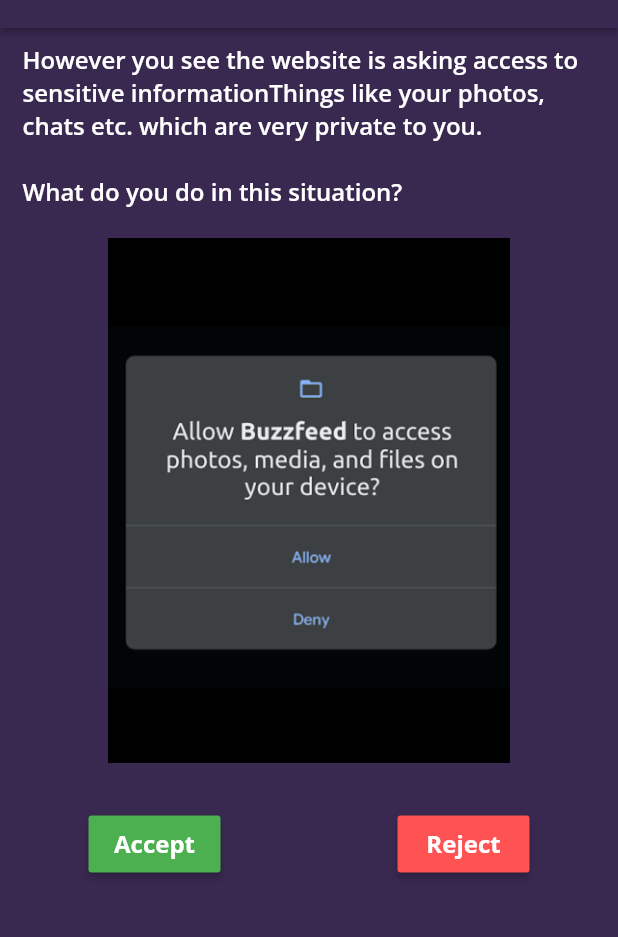
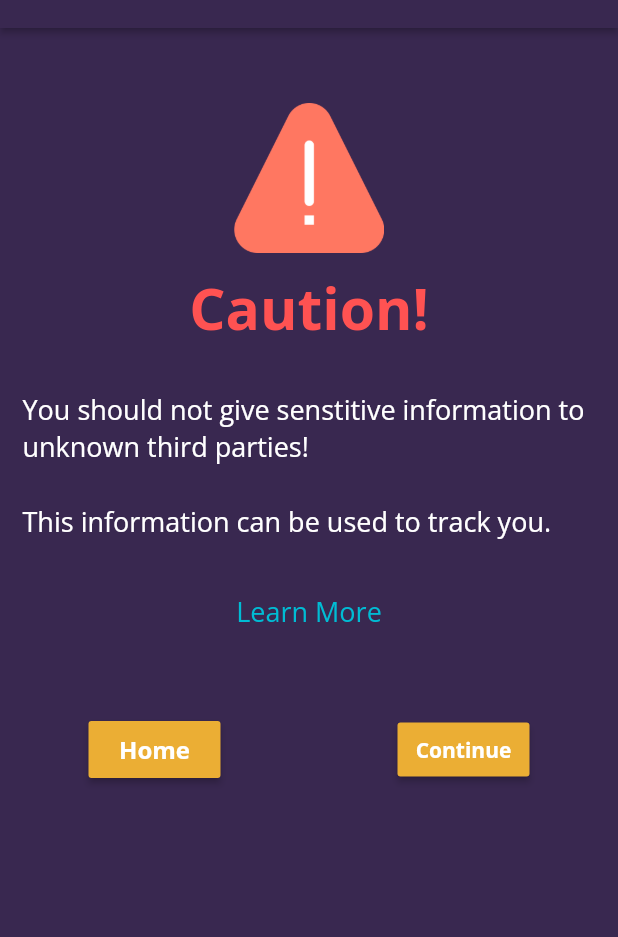
Before and after one commit to verbal-noun/kaspersky-secureit-2020-winner, a Flutter app: the PrivacyScreen2 screen opened directly, after a tap on "Reject", on a phone screen of 412 x 824 dp, the part 62-999 px from its top. Run offline on Flutter 3.47's test engine with Material 2 defaults, Android fonts, the phone set to English and light mode, and no system bars; our stand-ins replace google_fonts.

Commit message:
Completed wrong screen

```diff
--- a/lib/priv_correct_1.dart
+++ b/lib/priv_correct_1.dart
@@ -5,10 +5,6 @@ import 'package:secureit_app/privacy_screen_2.dart';
 import 'package:secureit_app/room_page.dart';
 
 class PrivacyCorrect1 extends StatelessWidget {
-  String scenario =
-      "You have been scrolling through your social media feed and "
-      "suddenly you see a friend sharing their stats on which Marvel superhero they are. \n"
-      "\nYou feel intrigued. So you click on the post!";
 
   @override
   Widget build(BuildContext context) {
--- a/lib/priv_wrong_1.dart
+++ b/lib/priv_wrong_1.dart
@@ -0,0 +1,130 @@
+import 'package:flutter/material.dart';
+import 'package:google_fonts/google_fonts.dart';
+import 'package:secureit_app/dashboard.dart';
+import 'package:secureit_app/privacy_screen_2.dart';
+import 'package:secureit_app/room_page.dart';
+
+class PrivacyWrong1 extends StatelessWidget {
+  @override
+  Widget build(BuildContext context) {
+    // TODO: implement build
+    return Scaffold(
+        appBar: PreferredSize(
+            preferredSize: Size.fromHeight(60.0),
+            child: AppBar(
+              elevation: 2.0,
+              backgroundColor: Color(0xff392850),
+              title: Text('Exit Room',
+                  style: TextStyle(
+                      color: Colors.white,
+                      fontWeight: FontWeight.w700,
+                      fontSize: 20.0)),
+            )),
+        body: Container(
+            decoration: BoxDecoration(color: Color(0xff392850)),
+            child: Column(children: <Widget>[
+              Padding(
+                padding: EdgeInsets.only(top: 50.0),
+              ),
+              Container(
+                  padding: EdgeInsets.all(10.0),
+                  height: 100,
+                  decoration: new BoxDecoration(
+                    image: new DecorationImage(
+                      image: new AssetImage("assets/alert.png"),
+                    ),
+                  )),
+              Padding(
+                padding: EdgeInsets.only(top: 10.0),
+              ),
+              Container(
+                child: Text(
+                  'Caution!',
+                  style: GoogleFonts.openSans(
+                      textStyle: TextStyle(
+                        color: Colors.redAccent,
+                        fontSize: 38,
+                        fontWeight: FontWeight.w700,
+                      )),
+                ),
+              ),
+              Padding(
+                padding: EdgeInsets.only(top: 25.0),
+              ),
+              Container(
+                padding: EdgeInsets.fromLTRB(15, 5, 15, 5),
+                child: Text(
+                  "You should not give senstitive information to unknown third parties!\n"
+                      "\nThis information can be used to track you.\n",
+
+                  style: GoogleFonts.openSans(
+                      textStyle: TextStyle(
+                        color: Colors.white,
+                        fontSize: 18,
+                      )
+                  ),
+                ),
+              ),
+              Container(
+                padding: EdgeInsets.fromLTRB(15, 5, 15, 5),
+                child: Text(
+                  "Learn More",
+
+                  style: GoogleFonts.openSans(
+                      textStyle: TextStyle(
+                        color: Colors.cyan,
+                        fontSize: 18,
+                      )
+                  ),
+                ),
+              ),
+              Padding(
+                padding: EdgeInsets.only(top: 50),
+              ),
+              Row(
+                mainAxisAlignment: MainAxisAlignment.spaceAround,
+                children: [
+                  RaisedButton(
+                    padding: const EdgeInsets.all(8.0),
+                    color: Color(0xffebae34),
+                    textColor: Colors.white,
+                    onPressed: () {
+                      Navigator.of(context)
+                          .push(MaterialPageRoute(builder: (_) => RoomPage()));
+                    },
+                    child: Text(
+                      'Home',
+                      style: GoogleFonts.openSans(
+                          textStyle: TextStyle(
+                              color: Colors.white,
+                              fontWeight: FontWeight.w700,
+                              fontSize: 16
+                          )
+                      ),
+                    ),
+                  ),
+                  RaisedButton(
+                    padding: const EdgeInsets.all(8.0),
+                    color: Color(0xffebae34),
+                    textColor: Colors.white,
+                    onPressed: () {
+                      Navigator.of(context)
+                          .push(MaterialPageRoute(builder: (_) => PrivacyScreen2()));
+                    },
+                    child: Text(
+                      'Continue',
+                      style: GoogleFonts.openSans(
+                          textStyle: TextStyle(
+                              color: Colors.white,
+                              fontWeight: FontWeight.w700,
+                              fontSize: 14
+                          )
+                      ),
+                    ),
+                  )
+                ],
+              )
+
+            ])));
+  }
+}
--- a/lib/privacy_screen_2.dart
+++ b/lib/privacy_screen_2.dart
@@ -2,6 +2,7 @@
 import 'package:flutter/material.dart';
 import 'package:google_fonts/google_fonts.dart';
 import 'package:secureit_app/priv_correct_1.dart';
+import 'package:secureit_app/priv_wrong_1.dart';
 
 class PrivacyScreen2 extends StatelessWidget {
   String scenario = "However you see the website is asking access to sensitive information"
@@ -88,7 +89,7 @@ class PrivacyScreen2 extends StatelessWidget {
                   textColor: Colors.white,
                   onPressed: () {
                     Navigator.of(context)
-                        .push(MaterialPageRoute(builder: (_) => PrivacyScreen2()));
+                        .push(MaterialPageRoute(builder: (_) => PrivacyWrong1()));
                   },
                   child: Text(
                     'Reject',
```
